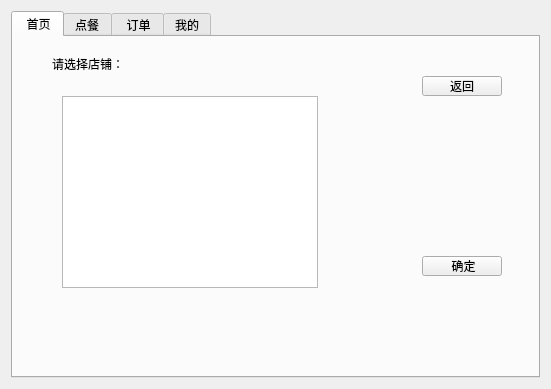
Before: the Qt Designer form customerwidget.ui in Hami-8/C-HomeWork, drawn with Qt 5.
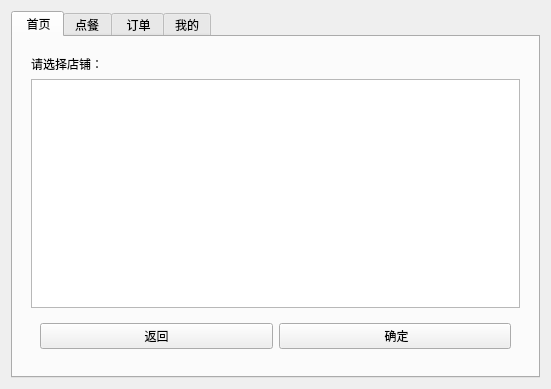
After: the same form once the commit is applied. The open tabs and pages were chosen to show the change.

The edit to the form file:
```diff
--- a/customerwidget.ui
+++ b/customerwidget.ui
@@ -60,55 +60,38 @@
           </layout>
          </widget>
          <widget class="QWidget" name="page_2">
+          <layout class="QVBoxLayout" name="verticalLayout_3">
+           <item>
           <widget class="QLabel" name="label">
-           <property name="geometry">
-            <rect>
-             <x>30</x>
-             <y>10</y>
-             <width>91</width>
-             <height>16</height>
-            </rect>
-           </property>
            <property name="text">
             <string>请选择店铺：</string>
            </property>
           </widget>
+           </item>
+           <item>
+            <widget class="QTableWidget" name="shopTableWidget"/>
+           </item>
+           <item>
+            <widget class="QWidget" name="widget_4" native="true">
+             <layout class="QHBoxLayout" name="horizontalLayout_8">
+              <item>
           <widget class="QPushButton" name="homeBackButton">
-           <property name="geometry">
-            <rect>
-             <x>400</x>
-             <y>30</y>
-             <width>80</width>
-             <height>20</height>
-            </rect>
-           </property>
            <property name="text">
             <string>返回</string>
            </property>
           </widget>
-          <widget class="QTableWidget" name="shopTableWidget">
-           <property name="geometry">
-            <rect>
-             <x>40</x>
-             <y>50</y>
-             <width>256</width>
-             <height>192</height>
-            </rect>
-           </property>
-          </widget>
+              </item>
+              <item>
           <widget class="QPushButton" name="selectedShopButton">
-           <property name="geometry">
-            <rect>
-             <x>400</x>
-             <y>210</y>
-             <width>80</width>
-             <height>20</height>
-            </rect>
-           </property>
            <property name="text">
             <string> 确定</string>
            </property>
           </widget>
+              </item>
+             </layout>
+            </widget>
+           </item>
+          </layout>
          </widget>
         </widget>
        </item>
```
Left out of the diff: 4 changed lines with no effect on the pictures. Lines whose indentation alone changed are shown as unchanged.
